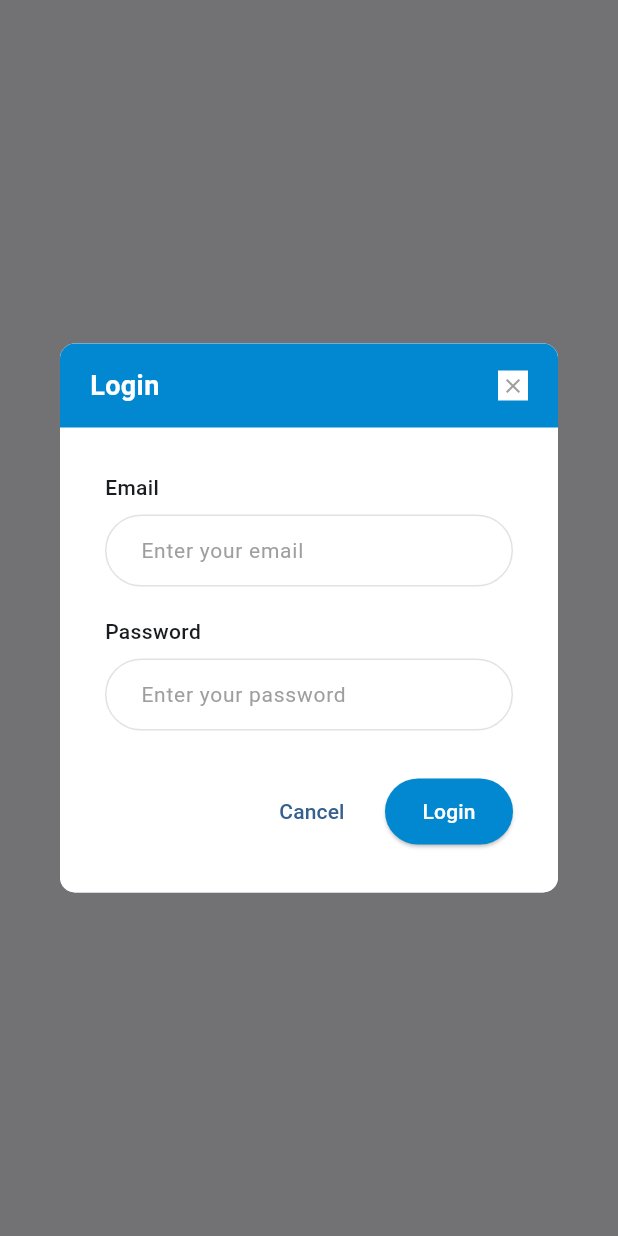
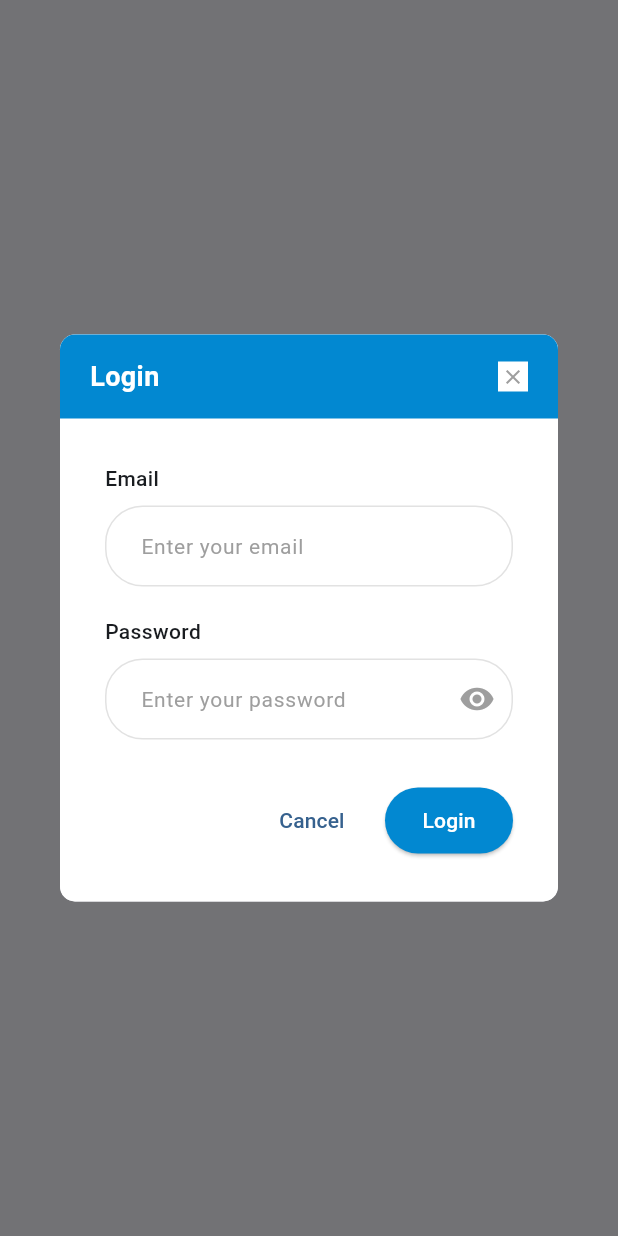
Before and after one commit to DipvisionInfotech/EautionApp, a Flutter app: what show() shows on an empty page, opened directly, on a phone screen of 412 x 824 dp. Run offline on Flutter 3.47's test engine with Material 3 defaults, Android fonts, the phone set to English and light mode, and no system bars; our stand-ins replace file_picker, shared_preferences; accounts and stored records are empty; network calls fail.

Commit message:
fix: pass mobile number in registration form, support showing password on login page, and implement other client-side enhancements

```diff
--- a/lib/pages/live_auction_page.dart
+++ b/lib/pages/live_auction_page.dart
@@ -3,6 +3,7 @@ import 'dart:convert';
 import 'package:flutter/material.dart';
 import 'package:web_socket_channel/web_socket_channel.dart';
 import '../services/api_service.dart';
+import '../utils/date_utils.dart';
 
 class LiveAuctionPage extends StatefulWidget {
   final String roomId;
@@ -304,7 +305,7 @@ class _LiveAuctionPageState extends State<LiveAuctionPage> {
             _bidHistory.add({
               'alias': bidData['bidder_alias'],
               'amount': (bidData['amount'] as num).toDouble(),
-              'time': DateTime.parse(bidData['timestamp']).toLocal(),
+              'time': DateTimeUtils.parseUtc(bidData['timestamp']),
             });
           }
         }
@@ -315,7 +316,7 @@ class _LiveAuctionPageState extends State<LiveAuctionPage> {
         _bidHistory.insert(0, {
           'alias': data['bidder_alias'],
           'amount': _currentBid,
-          'time': DateTime.parse(data['timestamp']).toLocal(),
+          'time': DateTimeUtils.parseUtc(data['timestamp']),
         });
       }
       else if (type == 'countdown_tick') {
--- a/lib/pages/register_page.dart
+++ b/lib/pages/register_page.dart
@@ -86,6 +86,7 @@ class _RegisterPageState extends State<RegisterPage> {
           _passwordController.text,
           _nameController.text,
           apiRole,
+          phone: _phoneController.text,
           preferredCategories: preferredCats,
         );
 
--- a/lib/pages/seller_auctions_page.dart
+++ b/lib/pages/seller_auctions_page.dart
@@ -4,6 +4,7 @@ import '../widgets/footer.dart';
 import '../services/api_service.dart';
 import '../widgets/custom_drawer.dart';
 import 'live_auction_page.dart';
+import '../utils/date_utils.dart';
 
 class SellerAuctionsPage extends StatefulWidget {
   const SellerAuctionsPage({super.key});
@@ -205,7 +206,7 @@ class _SellerAuctionsPageState extends State<SellerAuctionsPage> {
         : 'https://placehold.co/600x400/png';
 
     final scheduledStart = room['scheduled_start'] != null
-        ? DateTime.parse(room['scheduled_start']).toLocal()
+        ? DateTimeUtils.parseUtc(room['scheduled_start'].toString())
         : null;
 
     final spectateEnabled = _sellerSettings == null ||
--- a/lib/pages/seller_enquiries_page.dart
+++ b/lib/pages/seller_enquiries_page.dart
@@ -4,6 +4,7 @@ import '../widgets/footer.dart';
 import '../services/api_service.dart';
 import '../widgets/custom_drawer.dart';
 import '../widgets/gemini_info_dialog.dart';
+import '../utils/date_utils.dart';
 
 class SellerEnquiriesPage extends StatefulWidget {
   const SellerEnquiriesPage({super.key});
@@ -256,7 +257,7 @@ class _SellerEnquiriesPageState extends State<SellerEnquiriesPage> {
         final status = (enquiry['status'] ?? 'new').toString().toLowerCase();
         final adminNotes = enquiry['admin_notes'] ?? '';
         final createdAt = enquiry['created_at'] != null
-            ? DateTime.parse(enquiry['created_at']).toLocal()
+            ? DateTimeUtils.parseUtc(enquiry['created_at'].toString())
             : null;
 
         Color badgeColor;
--- a/lib/services/api_service.dart
+++ b/lib/services/api_service.dart
@@ -31,7 +31,7 @@ class ApiService {
 
   static Future<Map<String, dynamic>> register(
       String email, String password, String fullName, String role,
-      {List<String>? preferredCategories}) async {
+      {String? phone, String? address, List<String>? preferredCategories}) async {
     final response = await http.post(
       Uri.parse('$baseUrl/auth/register/'),
       headers: {'Content-Type': 'application/json'},
@@ -40,6 +40,8 @@ class ApiService {
         'password': password,
         'full_name': fullName,
         'role': role.toLowerCase(), // 'buyer' is mapped to 'bidder' in Django
+        if (phone != null && phone.isNotEmpty) 'phone': phone,
+        if (address != null && address.isNotEmpty) 'address': address,
         if (preferredCategories != null) 'preferred_categories': preferredCategories,
       }),
     );
--- a/lib/widgets/login_dialog.dart
+++ b/lib/widgets/login_dialog.dart
@@ -10,7 +10,11 @@ class LoginDialog {
 
     final success = await showDialog<bool>(
       context: context,
-      builder: (context) => Dialog(
+      builder: (context) {
+        bool obscurePassword = true;
+        bool isLoggingIn = false;
+
+        return Dialog(
           shape: RoundedRectangleBorder(borderRadius: BorderRadius.circular(10)),
           child: Container(
             width: 400,
@@ -18,7 +22,9 @@ class LoginDialog {
               color: Colors.white,
               borderRadius: BorderRadius.circular(10),
             ),
-          child: Form(
+            child: StatefulBuilder(
+              builder: (context, setState) {
+                return Form(
                   key: formKey,
                   child: Column(
                     mainAxisSize: MainAxisSize.min,
@@ -68,14 +74,34 @@ class LoginDialog {
                             const SizedBox(height: 20),
                             const Text('Password', style: TextStyle(fontWeight: FontWeight.w500)),
                             const SizedBox(height: 8),
-                      _dialogTextField(
-                        'Enter your password',
-                        isPassword: true,
+                            TextFormField(
                               controller: passwordController,
+                              obscureText: obscurePassword,
                               validator: (v) {
                                 if (v == null || v.isEmpty) return 'Please enter password';
                                 return null;
                               },
+                              decoration: InputDecoration(
+                                hintText: 'Enter your password',
+                                hintStyle: const TextStyle(fontSize: 14, color: Colors.grey),
+                                contentPadding: const EdgeInsets.symmetric(horizontal: 20, vertical: 15),
+                                border: OutlineInputBorder(borderRadius: BorderRadius.circular(25)),
+                                enabledBorder: OutlineInputBorder(
+                                  borderRadius: BorderRadius.circular(25),
+                                  borderSide: BorderSide(color: Colors.grey.withOpacity(0.3)),
+                                ),
+                                suffixIcon: IconButton(
+                                  icon: Icon(
+                                    obscurePassword ? Icons.visibility : Icons.visibility_off,
+                                    color: Colors.grey,
+                                  ),
+                                  onPressed: () {
+                                    setState(() {
+                                      obscurePassword = !obscurePassword;
+                                    });
+                                  },
+                                ),
+                              ),
                             ),
                             const SizedBox(height: 30),
                             Row(
@@ -86,10 +112,7 @@ class LoginDialog {
                                   child: const Text('Cancel'),
                                 ),
                                 const SizedBox(width: 15),
-                          StatefulBuilder(
-                            builder: (context, setState) {
-                              bool isLoggingIn = false;
-                              return ElevatedButton(
+                                ElevatedButton(
                                   onPressed: isLoggingIn ? null : () async {
                                     if (formKey.currentState!.validate()) {
                                       setState(() => isLoggingIn = true);
@@ -126,7 +149,7 @@ class LoginDialog {
                                         setState(() => isLoggingIn = false);
                                         if (context.mounted) {
                                           ScaffoldMessenger.of(context).showSnackBar(
-                                          SnackBar(content: Text('Network Error: Failed to connect to server'), backgroundColor: Colors.red),
+                                            const SnackBar(content: Text('Network Error: Failed to connect to server'), backgroundColor: Colors.red),
                                           );
                                         }
                                       }
@@ -141,8 +164,6 @@ class LoginDialog {
                                   child: isLoggingIn
                                       ? const SizedBox(width: 20, height: 20, child: CircularProgressIndicator(color: Colors.white, strokeWidth: 2))
                                       : const Text('Login'),
-                              );
-                            }
                                 ),
                               ],
                             ),
@@ -151,22 +172,24 @@ class LoginDialog {
                       ),
                     ],
                   ),
+                );
+              },
             ),
           ),
-      ),
+        );
+      },
     );
     return success ?? false;
   }
 
-  static Widget _dialogTextField(String hint, {bool isPassword = false, TextEditingController? controller, String? Function(String?)? validator}) {
+  static Widget _dialogTextField(String hint, {TextEditingController? controller, String? Function(String?)? validator}) {
     return TextFormField(
       controller: controller,
-      obscureText: isPassword,
       validator: validator,
       decoration: InputDecoration(
         hintText: hint,
         hintStyle: const TextStyle(fontSize: 14, color: Colors.grey),
-        contentPadding: const EdgeInsets.symmetric(horizontal: 20),
+        contentPadding: const EdgeInsets.symmetric(horizontal: 20, vertical: 15),
         border: OutlineInputBorder(borderRadius: BorderRadius.circular(25)),
         enabledBorder: OutlineInputBorder(
           borderRadius: BorderRadius.circular(25),
```
Also changed, not shown: lib/utils/date_utils.dart (added, +20 -0 lines), lib/widgets/auction_section.dart (+5 -4 lines). Lines whose indentation alone changed are shown as unchanged.
